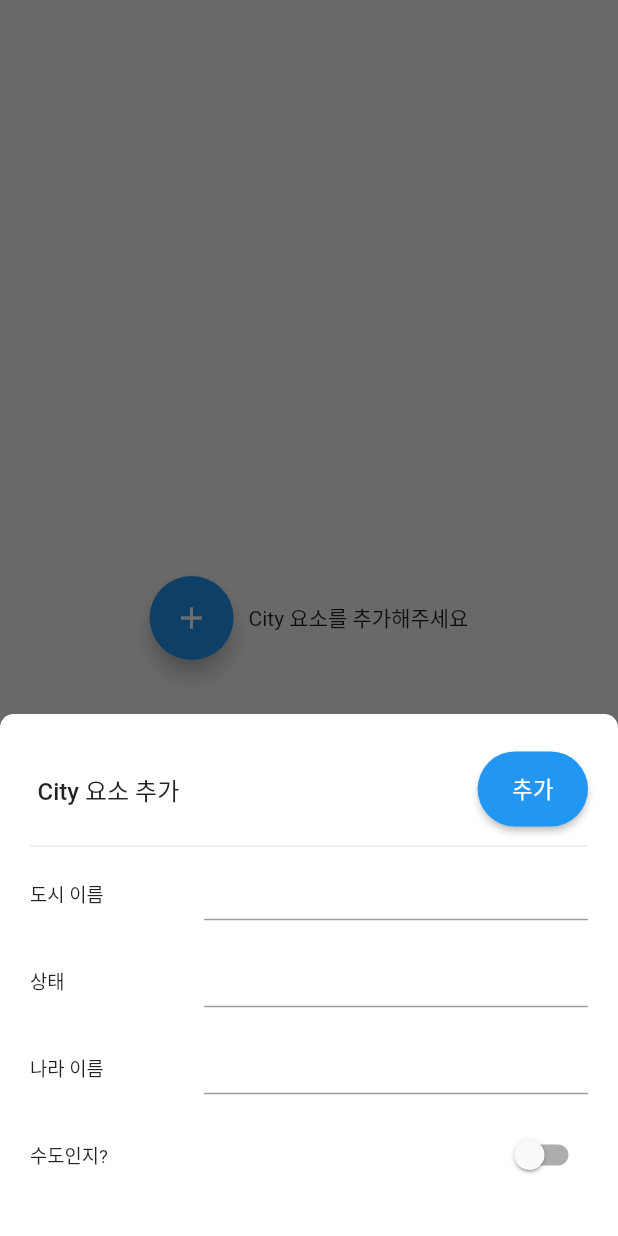
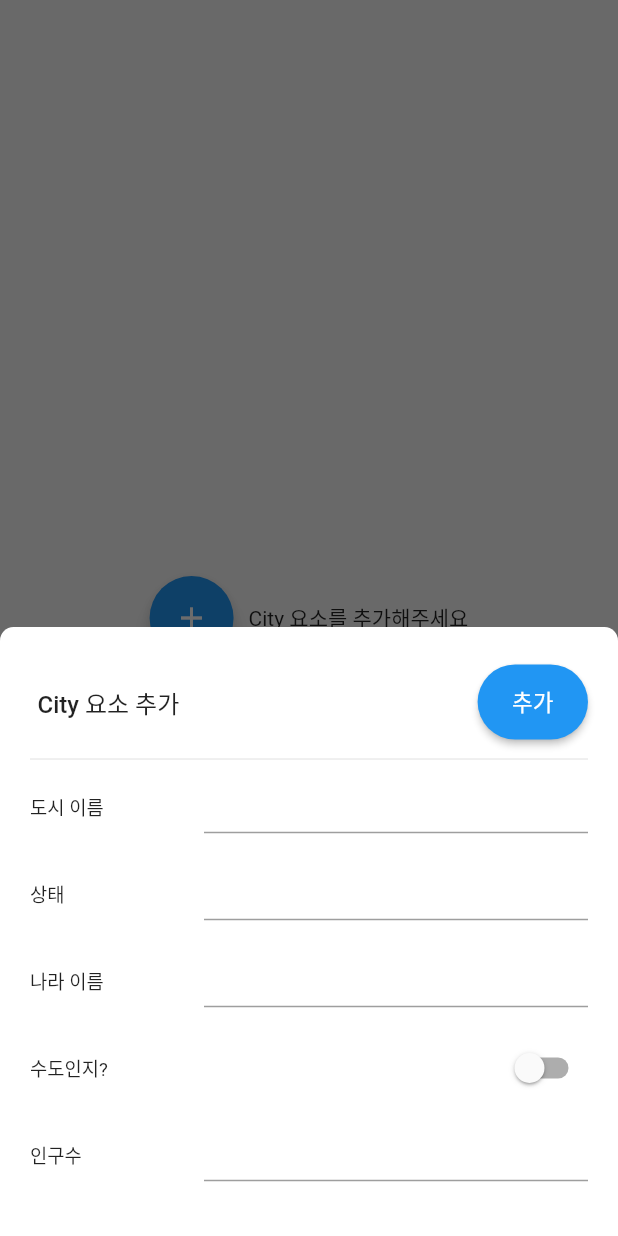
Before and after one commit to dev-tryit/try_startup, a Flutter app: the screen it shows after launch, after a tap on the "add" icon, on a phone screen of 412 x 824 dp. Run offline on Flutter 3.47's test engine with Material 2 defaults, Android fonts, the phone set to English and light mode, and no system bars; drawn by our look-alikes of animate_do; our stand-ins replace cloud_firestore, firebase_core, modal_bottom_sheet; accounts and stored records are empty; statements that could not run were skipped.

Commit message:
LeadingTitle, ValueController.dart 완성

```diff
--- /dev/null
+++ b/lib/_common/flutter/controller/ValueController.dart
@@ -0,0 +1,6 @@
+
+class ValueController<T> {
+  T value;
+
+  ValueController(this.value);
+}
--- /dev/null
+++ b/lib/_common/flutter/widget/listTile/IntListTile.dart
@@ -0,0 +1,34 @@
+import 'package:flutter/material.dart';
+import 'package:flutter/services.dart';
+import 'package:try_startup/_common/flutter/controller/ValueController.dart';
+
+import 'leading/LeadingTitle.dart';
+
+class IntListTile extends StatelessWidget {
+  final ValueController<int> controller;
+  final String titleText;
+
+  const IntListTile({
+    Key? key,
+    required this.titleText,
+    required this.controller,
+  }) : super(key: key);
+
+  @override
+  Widget build(BuildContext context) {
+    return ListTile(
+      contentPadding: EdgeInsets.zero,
+      dense: true,
+      minLeadingWidth: 100,
+      leading: LeadingTitle(titleText),
+      title: TextField(
+        keyboardType: TextInputType.number,
+        decoration: const InputDecoration(isDense: true),
+        textAlign: TextAlign.end,
+        inputFormatters: [
+          FilteringTextInputFormatter.digitsOnly,
+        ], // Only numbers can be entered
+      ),
+    );
+  }
+}
--- a/lib/_common/flutter/widget/BoolListTile.dart
+++ b/lib/_common/flutter/widget/listTile/SwitchInput.dart
@@ -1,33 +1,30 @@
 import 'package:flutter/material.dart';
 
-class BoolController {
-  bool value;
+import '../../controller/ValueController.dart';
+import 'leading/LeadingTitle.dart';
 
-  BoolController(this.value);
-}
-
-class BoolListTile extends StatefulWidget {
-  final BoolController controller;
+class SwitchInput extends StatefulWidget {
+  final ValueController<bool> controller;
   final String titleText;
 
-  const BoolListTile({
+  const SwitchInput({
     Key? key,
     required this.titleText,
     required this.controller,
   }) : super(key: key);
 
   @override
-  State<BoolListTile> createState() => _BoolListTileState();
+  State<SwitchInput> createState() => _SwitchInputState();
 }
 
-class _BoolListTileState extends State<BoolListTile> {
+class _SwitchInputState extends State<SwitchInput> {
   @override
   Widget build(BuildContext context) {
     return ListTile(
       contentPadding: EdgeInsets.zero,
       dense: true,
       minLeadingWidth: 100,
-      leading: Text(widget.titleText, style: const TextStyle(fontSize: 12.5)),
+      leading: LeadingTitle(widget.titleText),
       trailing: Switch(
         value: widget.controller.value,
         onChanged: (bool value) {
--- a/lib/_common/flutter/widget/StringListTile.dart
+++ b/lib/_common/flutter/widget/listTile/TextFieldInput.dart
@@ -1,10 +1,13 @@
 import 'package:flutter/material.dart';
+import 'package:try_startup/_common/flutter/controller/ValueController.dart';
 
-class StringListTile extends StatelessWidget {
-  final TextEditingController controller;
+import 'leading/LeadingTitle.dart';
+
+class TextFieldInput extends StatelessWidget {
+  final ValueController<String> controller;
   final String titleText;
 
-  const StringListTile({
+  const TextFieldInput({
     Key? key,
     required this.titleText,
     required this.controller,
@@ -16,10 +19,13 @@ class StringListTile extends StatelessWidget {
       contentPadding: EdgeInsets.zero,
       dense: true,
       minLeadingWidth: 100,
-      leading: Text(titleText, style: const TextStyle(fontSize: 12.5)),
+      leading: LeadingTitle(titleText),
       title: TextField(
-        controller: controller,
         decoration: const InputDecoration(isDense: true),
+        textAlign: TextAlign.end,
+        onChanged: (value){
+          controller.value = value;
+        },
       ),
     );
   }
--- /dev/null
+++ b/lib/_common/flutter/widget/listTile/leading/LeadingTitle.dart
@@ -0,0 +1,11 @@
+import 'package:flutter/material.dart';
+
+class LeadingTitle extends StatelessWidget {
+  final String titleText;
+  const LeadingTitle(this.titleText,{Key? key}) : super(key: key);
+
+  @override
+  Widget build(BuildContext context) {
+    return Text(titleText, style: const TextStyle(fontSize: 12.5));
+  }
+}
--- a/lib/page/CityPage.dart
+++ b/lib/page/CityPage.dart
@@ -2,9 +2,11 @@ import 'package:flutter/material.dart';
 import 'package:modal_bottom_sheet/modal_bottom_sheet.dart';
 import '../_common/flutter/bottomSheet/AlertBottomSheet.dart';
 import '../_common/flutter/bottomSheet/InputBottomSheet.dart';
+import '../_common/flutter/controller/ValueController.dart';
 import '../_common/flutter/effect/BouncingModalBottomEffect.dart';
-import '../_common/flutter/widget/BoolListTile.dart';
-import '../_common/flutter/widget/StringListTile.dart';
+import '../_common/flutter/widget/listTile/SwitchInput.dart';
+import '../_common/flutter/widget/listTile/IntListTile.dart';
+import '../_common/flutter/widget/listTile/TextFieldInput.dart';
 import '../repository/CityRepository.dart';
 import '../util/SnackBarUtil.dart';
 
@@ -58,26 +60,27 @@ class CityPage extends StatelessWidget {
   }
 
   void createBottomSheet() {
-    final nameController = TextEditingController();
-    final stateController = TextEditingController();
-    final countryController = TextEditingController();
-    final capitalController = BoolController(false);
+    final nameController = ValueController<String>("");
+    final stateController = ValueController<String>("");
+    final countryController = ValueController<String>("");
+    final capitalController = ValueController<bool>(false);
+    final populationController = ValueController<int>(0);
 
     BouncingModalBottomEffect.apply(context, builder: (popFunction) {
       return InputBottomSheet(
         title: "${r.collectionName} 요소 추가",
         buttonStr: '추가',
-        onAdd: (void Function(String) setErrorMessage) {
-
-        },
+        onAdd: (void Function(String) setErrorMessage) {},
         children: [
-          StringListTile(titleText:"도시 이름", controller: nameController),
+          TextFieldInput(titleText: "도시 이름", controller: nameController),
           const SizedBox(height: 10),
-          StringListTile(titleText:"상태", controller: stateController),
+          TextFieldInput(titleText: "상태", controller: stateController),
           const SizedBox(height: 10),
-          StringListTile(titleText:"나라 이름", controller: countryController),
+          TextFieldInput(titleText: "나라 이름", controller: countryController),
           const SizedBox(height: 10),
-          BoolListTile(titleText:"수도인지?", controller: capitalController),
+          SwitchInput(titleText: "수도인지?", controller: capitalController),
+          const SizedBox(height: 10),
+          IntListTile(titleText: "인구수", controller: populationController),
           const SizedBox(height: 10),
         ],
       );
```
